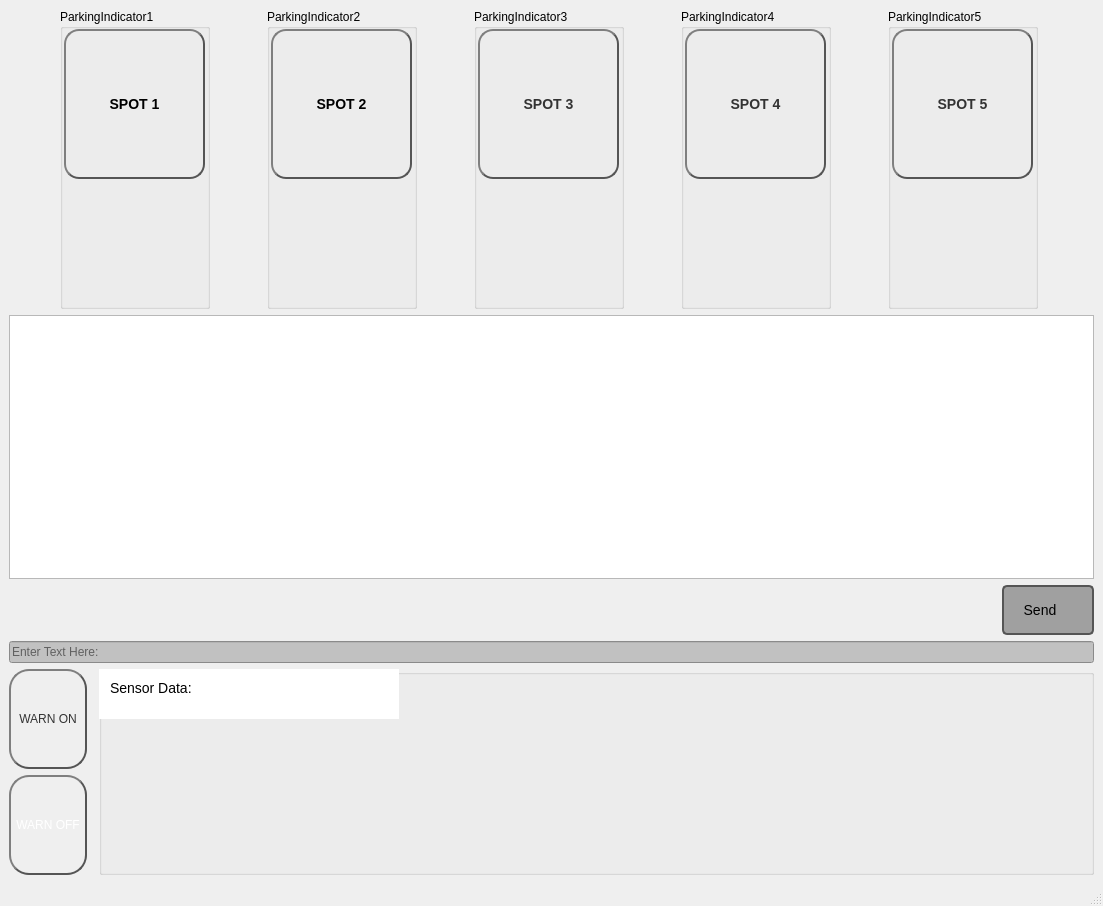
First picture: the form in Deliverable3/parking_lot.ui, repository Jesseadriano10/RaspberryPlayground, before the edit.
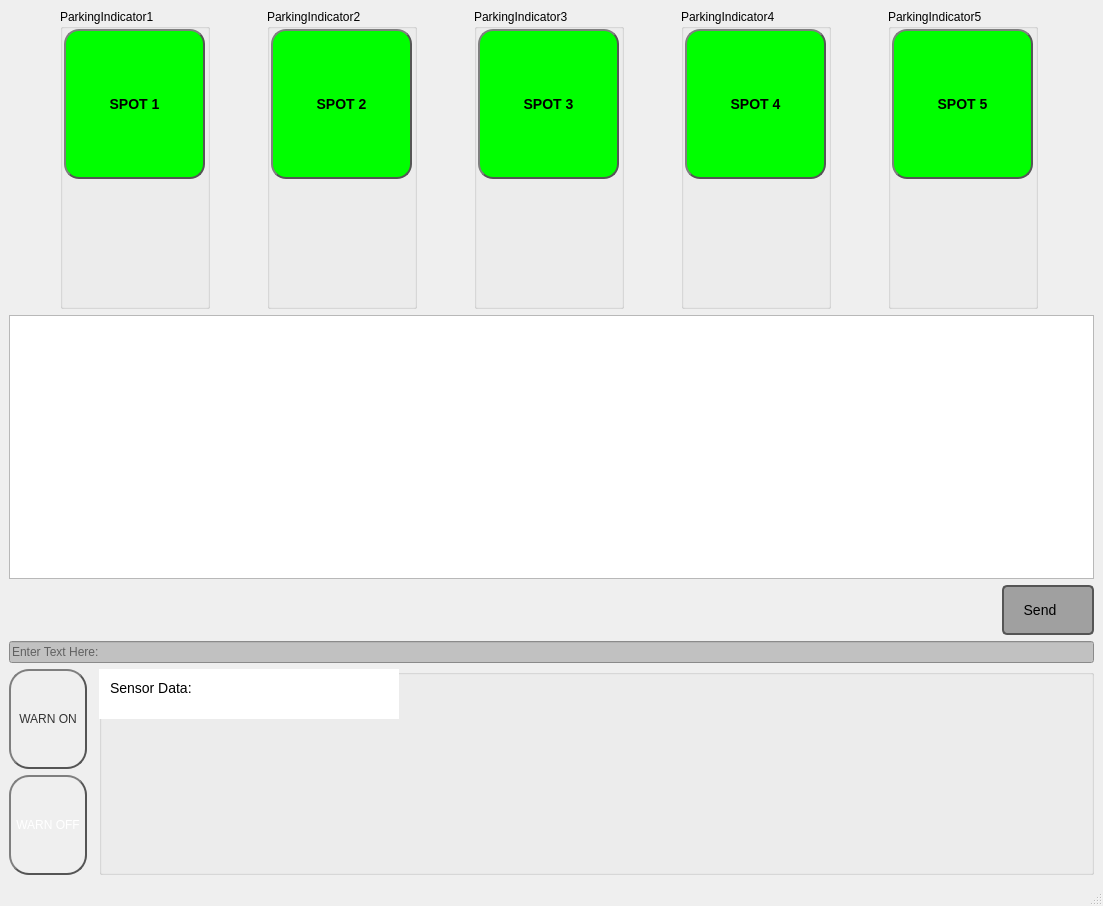
Second picture: the form after the edit.

Commit message: This app clunky fr

The edit to the form file:
```diff
--- a/Deliverable3/parking_lot.ui
+++ b/Deliverable3/parking_lot.ui
@@ -321,7 +321,7 @@
          </property>
          <property name="styleSheet">
           <string notr="true">QPushButton {
-    color: #333;
+    color: #000;
     border: 2px solid #555;
     border-radius: 15px;
     border-style: outset;
@@ -330,27 +330,23 @@
     font-size: 14px;
     min-width: 40px;
     min-height: 40px;
-}
-
-/* Default look for the button */
-QPushButton.parkingIndicator {
-    background: #f0f0f0;
+    background: #00ff00;  /* Default background */
 }
 
 /* Look for the button when a parking spot is available */
-QPushButton.parkingIndicator[status=&quot;available&quot;] {
+QPushButton[status=&quot;available&quot;] {
     background: qradialgradient(
         cx: 0.5, cy: 0.5, fx: 0.5, fy: 0.5,
         radius: 1.35, stop: 0 #8fff9b, stop: 1 #008040
-        );
+    );
 }
 
 /* Look for the button when a parking spot is occupied */
-QPushButton.parkingIndicator[status=&quot;occupied&quot;] {
+QPushButton[status=&quot;occupied&quot;] {
     background: qradialgradient(
         cx: 0.5, cy: 0.5, fx: 0.5, fy: 0.5,
         radius: 1.35, stop: 0 #ff8f8f, stop: 1 #880000
-        );
+    );
 }
 
 QPushButton.parkingIndicator:hover {
@@ -359,8 +355,7 @@
 
 QPushButton.parkingIndicator:pressed {
     border-style: inset;
-}
-</string>
+}</string>
          </property>
          <property name="text">
           <string>SPOT 4</string>
@@ -408,7 +403,7 @@
          </property>
          <property name="styleSheet">
           <string notr="true">QPushButton {
-    color: #333;
+    color: #000;
     border: 2px solid #555;
     border-radius: 15px;
     border-style: outset;
@@ -417,27 +412,23 @@
     font-size: 14px;
     min-width: 40px;
     min-height: 40px;
-}
-
-/* Default look for the button */
-QPushButton.parkingIndicator {
-    background: #f0f0f0;
+    background: #00ff00;  /* Default background */
 }
 
 /* Look for the button when a parking spot is available */
-QPushButton.parkingIndicator[status=&quot;available&quot;] {
+QPushButton[status=&quot;available&quot;] {
     background: qradialgradient(
         cx: 0.5, cy: 0.5, fx: 0.5, fy: 0.5,
         radius: 1.35, stop: 0 #8fff9b, stop: 1 #008040
-        );
+    );
 }
 
 /* Look for the button when a parking spot is occupied */
-QPushButton.parkingIndicator[status=&quot;occupied&quot;] {
+QPushButton[status=&quot;occupied&quot;] {
     background: qradialgradient(
         cx: 0.5, cy: 0.5, fx: 0.5, fy: 0.5,
         radius: 1.35, stop: 0 #ff8f8f, stop: 1 #880000
-        );
+    );
 }
 
 QPushButton.parkingIndicator:hover {
@@ -446,8 +437,7 @@
 
 QPushButton.parkingIndicator:pressed {
     border-style: inset;
-}
-</string>
+}</string>
          </property>
          <property name="text">
           <string>SPOT 3</string>
@@ -504,27 +494,23 @@
     font-size: 14px;
     min-width: 40px;
     min-height: 40px;
-}
-
-/* Default look for the button */
-QPushButton.parkingIndicator {
-    background: #f0f0f0;
+    background: #00ff00;  /* Default background */
 }
 
 /* Look for the button when a parking spot is available */
-QPushButton.parkingIndicator[status=&quot;available&quot;] {
+QPushButton[status=&quot;available&quot;] {
     background: qradialgradient(
         cx: 0.5, cy: 0.5, fx: 0.5, fy: 0.5,
         radius: 1.35, stop: 0 #8fff9b, stop: 1 #008040
-        );
+    );
 }
 
 /* Look for the button when a parking spot is occupied */
-QPushButton.parkingIndicator[status=&quot;occupied&quot;] {
+QPushButton[status=&quot;occupied&quot;] {
     background: qradialgradient(
         cx: 0.5, cy: 0.5, fx: 0.5, fy: 0.5,
         radius: 1.35, stop: 0 #ff8f8f, stop: 1 #880000
-        );
+    );
 }
 
 QPushButton.parkingIndicator:hover {
@@ -533,8 +519,7 @@
 
 QPushButton.parkingIndicator:pressed {
     border-style: inset;
-}
-</string>
+}</string>
          </property>
          <property name="text">
           <string>SPOT 2</string>
@@ -582,7 +567,7 @@
          </property>
          <property name="styleSheet">
           <string notr="true">QPushButton {
-    color: #333;
+    color: #000;
     border: 2px solid #555;
     border-radius: 15px;
     border-style: outset;
@@ -591,27 +576,23 @@
     font-size: 14px;
     min-width: 40px;
     min-height: 40px;
-}
-
-/* Default look for the button */
-QPushButton.parkingIndicator {
-    background: #f0f0f0;
+    background: #00ff00;  /* Default background */
 }
 
 /* Look for the button when a parking spot is available */
-QPushButton.parkingIndicator[status=&quot;available&quot;] {
+QPushButton[status=&quot;available&quot;] {
     background: qradialgradient(
         cx: 0.5, cy: 0.5, fx: 0.5, fy: 0.5,
         radius: 1.35, stop: 0 #8fff9b, stop: 1 #008040
-        );
+    );
 }
 
 /* Look for the button when a parking spot is occupied */
-QPushButton.parkingIndicator[status=&quot;occupied&quot;] {
+QPushButton[status=&quot;occupied&quot;] {
     background: qradialgradient(
         cx: 0.5, cy: 0.5, fx: 0.5, fy: 0.5,
         radius: 1.35, stop: 0 #ff8f8f, stop: 1 #880000
-        );
+    );
 }
 
 QPushButton.parkingIndicator:hover {
@@ -620,8 +601,7 @@
 
 QPushButton.parkingIndicator:pressed {
     border-style: inset;
-}
-</string>
+}</string>
          </property>
          <property name="text">
           <string>SPOT 5</string>
@@ -678,27 +658,23 @@
     font-size: 14px;
     min-width: 40px;
     min-height: 40px;
-}
-
-/* Default look for the button */
-QPushButton.parkingIndicator {
-    background: #f0f0f0;
+    background: #00ff00;  /* Default background */
 }
 
 /* Look for the button when a parking spot is available */
-QPushButton.parkingIndicator[status=&quot;available&quot;] {
+QPushButton[status=&quot;available&quot;] {
     background: qradialgradient(
         cx: 0.5, cy: 0.5, fx: 0.5, fy: 0.5,
         radius: 1.35, stop: 0 #8fff9b, stop: 1 #008040
-        );
+    );
 }
 
 /* Look for the button when a parking spot is occupied */
-QPushButton.parkingIndicator[status=&quot;occupied&quot;] {
+QPushButton[status=&quot;occupied&quot;] {
     background: qradialgradient(
         cx: 0.5, cy: 0.5, fx: 0.5, fy: 0.5,
         radius: 1.35, stop: 0 #ff8f8f, stop: 1 #880000
-        );
+    );
 }
 
 QPushButton.parkingIndicator:hover {
@@ -707,8 +683,7 @@
 
 QPushButton.parkingIndicator:pressed {
     border-style: inset;
-}
-</string>
+}</string>
          </property>
          <property name="text">
           <string>SPOT 1</string>
```
Left out of the diff: 22 changed lines with no effect on the pictures. The commit also changes 2 other files.
